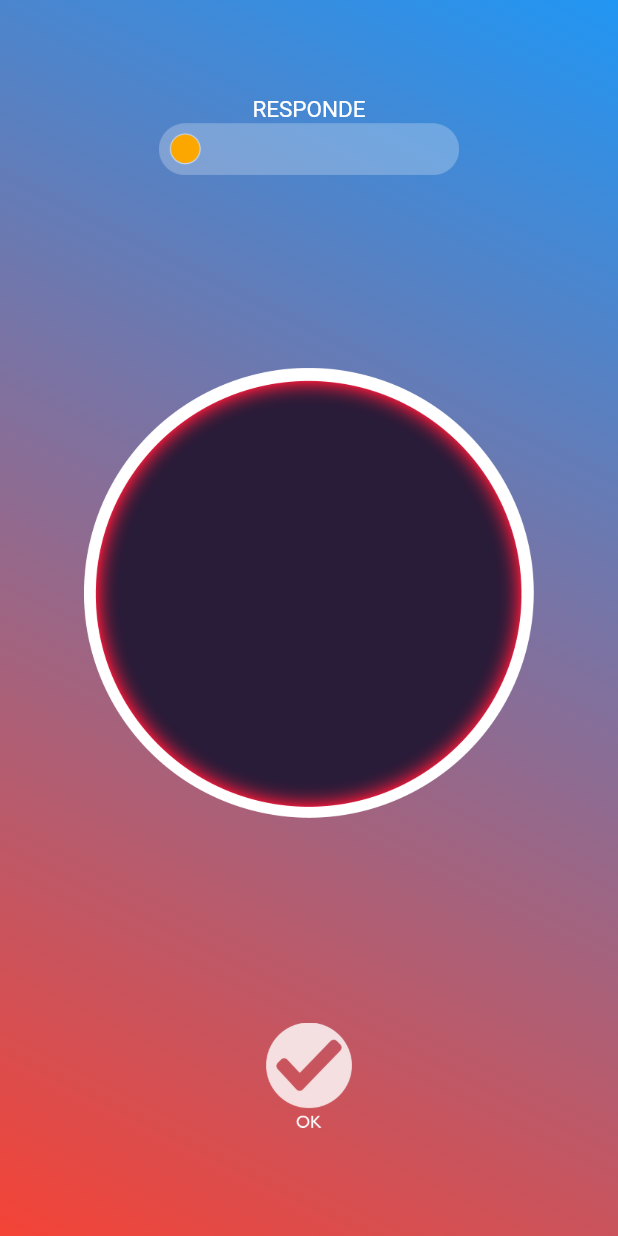
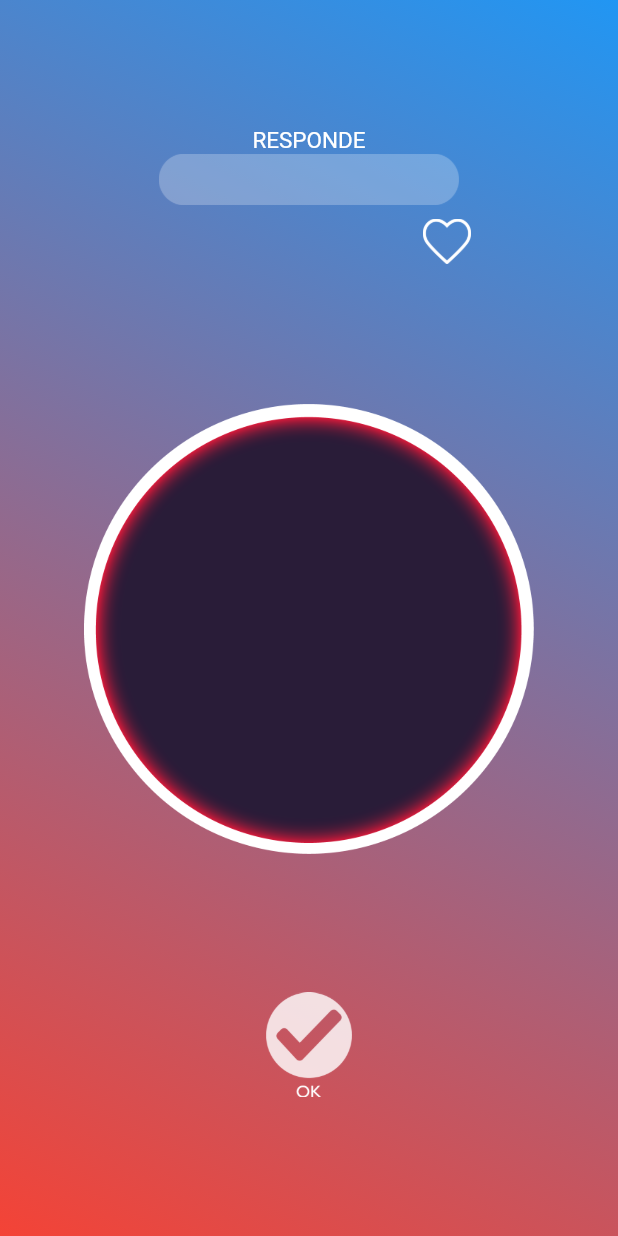
Before and after one commit to juegoconectemos/conectemos_legacy, a Flutter app: the Screen5 screen opened by its route, on a phone screen of 412 x 824 dp. Run offline on Flutter 3.47's test engine with Material 2 defaults, Android fonts, the light colour scheme and no system bars; our stand-ins replace cloud_firestore, device_info, firebase_core, firebase_database, firebase_dynamic_links, flutter_svg and 1 more; missing offline and left inert: circle_list; accounts and stored records are empty; project files that could hold a hidden picture were left out.

Commit message:
Commit temporal

```diff
--- a/lib/screen5.dart
+++ b/lib/screen5.dart
@@ -8,13 +8,17 @@ import 'package:flutter/material.dart';
 String nombreJugador = '';
 
 List<dynamic> jugadores;
+List<dynamic> colores;
 String pregunta = "";
 String responde = "";
+String nombreJugadorTurno = '';
+
 String textoPregunta = "";
+String colorTurno = '';
+
 bool iguales = false;
 
-String imagenBarraJugador =
-    'assets/barra_jugador_amarillo.png'; // por defecto cargará la barra con la ficha amarilla pero luego cambiara a la seleccionada por el usuario
+String imagenBarraJugador = 'assets/barra_nombre.png';
 
 class Screen5 extends StatefulWidget {
   @override
@@ -24,6 +28,8 @@ class Screen5 extends StatefulWidget {
 }
 
 class _Screen5State extends State<Screen5> {
+  bool iconoCorazonSelected = false;
+
   @override
   void initState() {
     super.initState();
@@ -33,11 +39,17 @@ class _Screen5State extends State<Screen5> {
           .doc(Session.codigoPartida)
           .snapshots()
           .listen((doc) {
+        jugadores = doc.get('jugadores');
+        colores = doc.get('colores');
+        int turno = doc.get('turno');
+
         responde = doc.get('responde');
         pregunta = doc.get('pregunta');
         textoPregunta = doc.get('textoPregunta');
 
         nombreJugador = Session.nombreJugador;
+        nombreJugadorTurno = jugadores[turno];
+        colorTurno = colores[turno];
 
         if (responde.isEmpty && pregunta.isEmpty && textoPregunta.isEmpty) {
           // Ocurre cuando el usuario que pregunta está conforme con la respuesta y presionado OK
@@ -52,9 +64,8 @@ class _Screen5State extends State<Screen5> {
         }
 
         print('Screen5 - iguales: ' + iguales.toString());
-      });
 
-      switch (Session.colorSeleccionado) {
+        switch (colorTurno) {
           case 'amarillo':
             imagenBarraJugador = 'assets/barra_jugador_amarillo.png';
             break;
@@ -106,6 +117,7 @@ class _Screen5State extends State<Screen5> {
 
         setState(() {});
       });
+    });
   }
 
   @override
@@ -124,7 +136,7 @@ class _Screen5State extends State<Screen5> {
           ),
         ),
         child: Column(
-          mainAxisAlignment: MainAxisAlignment.spaceAround,
+          mainAxisAlignment: MainAxisAlignment.spaceEvenly,
           crossAxisAlignment: CrossAxisAlignment.center,
           children: [
             //Text('Responde: ' + responde),
@@ -151,8 +163,13 @@ class _Screen5State extends State<Screen5> {
                           'assets/barra_con_color_todos_responden.png',
                           width: 200,
                         )
+                      : (responde == nombreJugadorTurno)
+                          ? Image.asset(
+                              imagenBarraJugador,
+                              width: 200,
+                            )
                           : Image.asset(
-                          imagenBarraJugador,
+                              'assets/barra_nombre.png',
                               width: 200,
                             ),
                   Text(
@@ -163,8 +180,27 @@ class _Screen5State extends State<Screen5> {
                         fontSize: 20),
                   ),
                 ]),
+                Row(
+                  mainAxisAlignment: MainAxisAlignment.end,
+                  children: [
+                    IconButton(
+                      icon: iconoCorazonSelected
+                          ? Image.asset('assets/icono_corazon_pintado.png')
+                          : Image.asset('assets/icono_corazon.png'),
+                      onPressed: () {
+                        setState(() {
+                          iconoCorazonSelected = !iconoCorazonSelected;
+                        });
+                      },
+                    ),
+                    SizedBox(
+                      width: 90,
+                    ),
                   ],
                 ),
+              ],
+            ),
+
             Stack(
               alignment: Alignment.center,
               children: <Widget>[
--- a/pubspec.yaml
+++ b/pubspec.yaml
@@ -116,6 +116,8 @@ flutter:
     - assets/fondo1.svg
     - assets/circulo_preguntas.png
     - assets/icono_ok.png
+    - assets/icono_corazon.png
+    - assets/icono_corazon_pintado.png
 
   # An image asset can refer to one or more resolution-specific "variants", see
   # https://flutter.dev/assets-and-images/#resolution-aware.
```
Also changed, not shown: lib/screen3.dart (+15 -5 lines), lib/screen4.dart (+28 -10 lines), assets/icono_corazon.png (added), assets/icono_corazon_pintado.png (added). Lines whose indentation alone changed are shown as unchanged.
